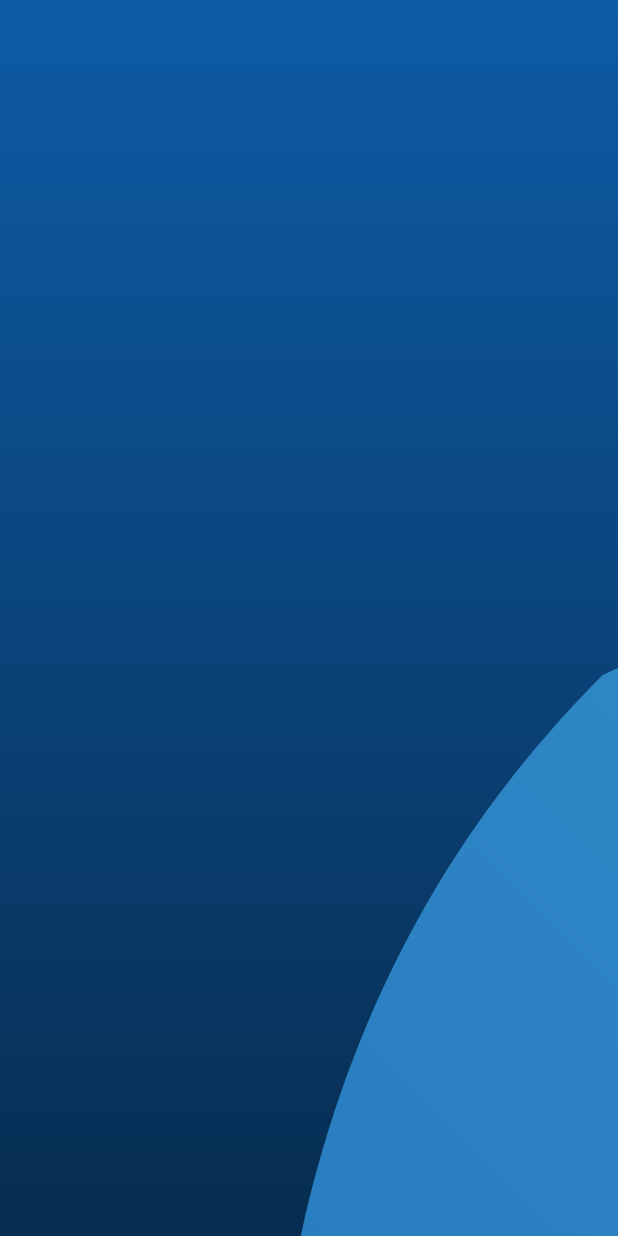
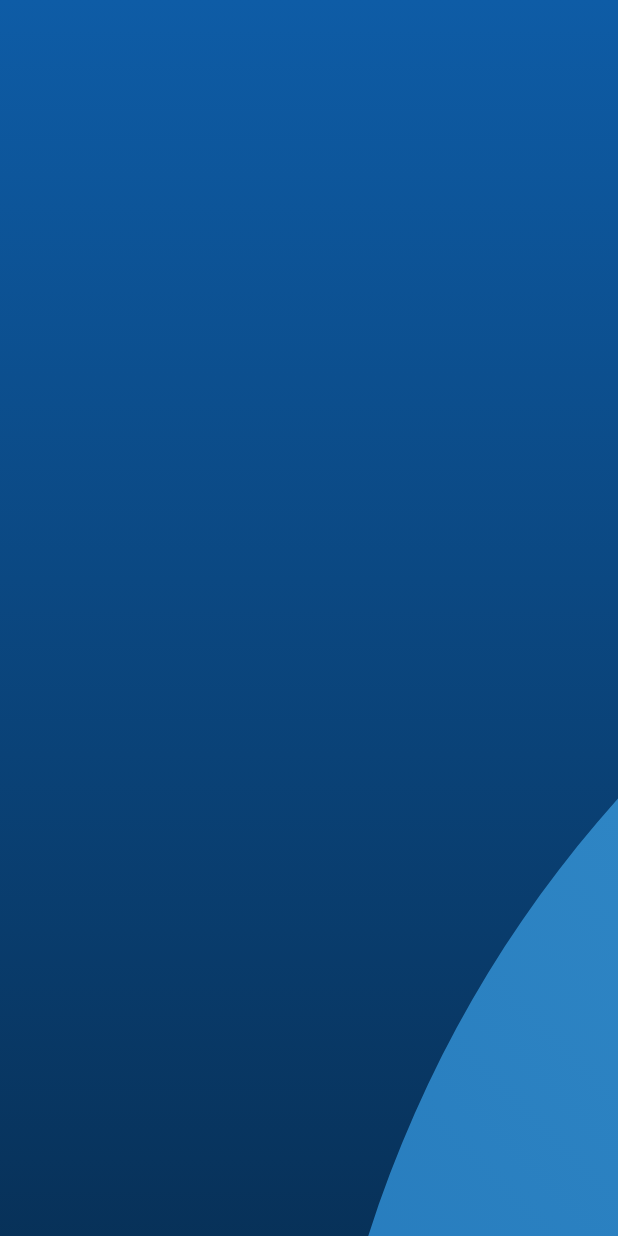
Before and after one commit to MiladAhmadiRepo/CustomPaintAndAnimation, a Flutter app: the first screen one second after launch, on a phone screen of 412 x 824 dp. Run offline on Flutter 3.47's test engine with Material 2 defaults, Android fonts, the phone set to English and light mode, and no system bars.

Commit message:
complete circular animations

```diff
--- a/lib/MyBookings.dart
+++ b/lib/MyBookings.dart
@@ -1,5 +1,5 @@
 import 'package:custom_paint_and_animation/stack_staggered_animation/CustomShape.dart';
-import 'package:custom_paint_and_animation/stack_staggered_animation/paints.dart';
+import 'package:custom_paint_and_animation/stack_staggered_animation/PaintsPage.dart';
 import 'package:flutter/material.dart';
 
 class MyBookings extends StatefulWidget {
--- a/lib/StaggerAnimation/StaggerAnimation.dart
+++ b/lib/StaggerAnimation/StaggerAnimation.dart
@@ -1,5 +1,5 @@
 import 'package:custom_paint_and_animation/stack_staggered_animation/CustomShape.dart';
-import 'package:custom_paint_and_animation/stack_staggered_animation/paints.dart';
+import 'package:custom_paint_and_animation/stack_staggered_animation/PaintsPage.dart';
 import 'package:flutter/material.dart';
 
 class StaggerAnimation extends StatelessWidget {
--- a/lib/main.dart
+++ b/lib/main.dart
@@ -2,7 +2,7 @@ import 'package:custom_paint_and_animation/MyBookings.dart';
 import 'package:custom_paint_and_animation/stack_staggered_animation/CustomShape.dart';
 import 'package:custom_paint_and_animation/MyScaleAnimation.dart';
 import 'package:custom_paint_and_animation/StaggerAnimation/StaggerOriginal.dart';
-import 'package:custom_paint_and_animation/stack_staggered_animation/HomePageAnimator.dart';
+import 'package:custom_paint_and_animation/stack_staggered_animation/BasePageAnimatorController.dart';
 import 'package:flutter/material.dart';
 
 import 'StaggerAnimation/StaggerDemo.dart';
@@ -24,7 +24,7 @@ class MyApp extends StatelessWidget {
       ),
       // home:   StaggerDemoOriginal(),
       // home:   StaggerDemo(),
-      home:   HomePageAnimator(),
+      home:   BasePageAnimatorController(),
     );
   }
 }
--- a/lib/stack_staggered_animation/AnimationsPrepared.dart
+++ b/lib/stack_staggered_animation/AnimationsPrepared.dart
@@ -1,63 +1,87 @@
 import 'package:flutter/material.dart';
 
 class AnimationsPrepared {
-  AnimationsPrepared(this.controller)
-      : customShape1 = Tween<double>(begin: 0, end: 5000).animate(
+  AnimationsPrepared(this.controller,this.screenSize)
+      //------------------------------------------------------------------------------------------------
+      :customShape1 = Tween<double>(begin: 0, end: screenSize.height*4).animate(
           CurvedAnimation(
             parent: controller,
-            curve: Interval(0, 0.20/*, curve: Curves.easeIn*/),
+            curve: const Interval(0, 0.20 , curve: Curves.decelerate),
           ),
         ),
-        customShape2 = Tween<double>(begin: 0, end: 5000).animate(
+        customShape2 = Tween<double>(begin: 0, end: screenSize.height*4).animate(
           CurvedAnimation(
             parent: controller,
-            curve: Interval(0.05, 0.25,),
+            curve: const Interval(0.05, 0.25, curve: Curves.decelerate),
           ),
         ),
-        circleOpacity = Tween<double>(begin: 0, end: 1).animate(
+        //------------------------------------------------------------------------------------------------
+        circleFirstOpacity = Tween<double>(begin: 0, end: 1).animate(
           CurvedAnimation(
             parent: controller,
-            curve: Interval(0.6, 0.65, curve: Curves.easeIn),
+            curve: const Interval(0.25, 0.45, curve: Curves.decelerate),
           ),
         ),
-        circleOpacity2 = Tween<double>(begin: 0, end: 1).animate(
+        circleFirstOpacity2 = Tween<double>(begin: 1, end: 0).animate(
           CurvedAnimation(
             parent: controller,
-            curve: Interval(0.65, 0.8),
+            curve: const Interval(0.45, 0.65, curve: Curves.decelerate),
           ),
         ),
-        circleScale = Tween<double>(begin: 0, end: 1).animate(
+        circleFirstScale = Tween<double>(begin: screenSize.width*0.20, end: screenSize.width*0.60).animate(
           CurvedAnimation(
             parent: controller,
-            curve: Interval(0.65, 0.8),
+            curve: const Interval(0.25, 0.65, curve: Curves.decelerate),
           ),
         ),
-        circleScale2 = Tween<double>(begin: 0, end: 1).animate(
+        //------------------------------------------------------------------------------------------------
+        circleSecondOpacity = Tween<double>(begin: 0, end: 1).animate(
           CurvedAnimation(
             parent: controller,
-            curve: Interval(0.65, 0.8),
+            curve: const Interval(0.45, 0.55, curve: Curves.decelerate),
           ),
         ),
-        iconScale = Tween<double>(begin: 0, end: 1).animate(
+        circleSecondOpacity2 = Tween<double>(begin: 1, end: 0.0).animate(
           CurvedAnimation(
             parent: controller,
-            curve: Interval(0.65, 0.8),
+            curve: const Interval(0.55, 0.75, curve: Curves.decelerate),
           ),
         ),
+        circleSecondScale = Tween<double>(begin: screenSize.width*0.20, end: screenSize.width*0.60).animate(
+          CurvedAnimation(
+            parent: controller,
+            curve: const Interval(0.45, 0.75, curve: Curves.decelerate),
+          ),
+        ),
+        //------------------------------------------------------------------------------------------------
         iconOpacity = Tween<double>(begin: 0, end: 1).animate(
           CurvedAnimation(
             parent: controller,
-            curve: Interval(0.65, 0.8),
+            curve: const Interval(0.65, 0.80, curve: Curves.decelerate),
+          ),
+        ),
+        iconScale = Tween<double>(begin: screenSize.width*0.5, end: screenSize.width*0.65).animate(
+          CurvedAnimation(
+            parent: controller,
+            curve: const Interval(0.65, 0.80, curve: Curves.decelerate),
           ),
         );
+
+  //------------------------------------------------------------------------------------------------
 
   final AnimationController controller;
   final Animation<double> customShape1;
   final Animation<double> customShape2;
-  final Animation<double> circleOpacity;
-  final Animation<double> circleOpacity2;
+  final Animation<double> circleFirstOpacity;
+  final Animation<double> circleFirstOpacity2;
+  final Animation<double> circleSecondOpacity;
+
+  final Animation<double> circleSecondOpacity2;
   final Animation<double> iconOpacity;
-  final Animation<double> circleScale;
-  final Animation<double> circleScale2;
+  final Animation<double> circleFirstScale;
+  final Animation<double> circleSecondScale;
   final Animation<double> iconScale;
+
+  final Size screenSize;
+
 }
--- a/lib/stack_staggered_animation/HomePageAnimator.dart
+++ b/lib/stack_staggered_animation/BasePageAnimatorController.dart
@@ -1,12 +1,12 @@
-import 'package:custom_paint_and_animation/stack_staggered_animation/home_page.dart';
+import 'package:custom_paint_and_animation/stack_staggered_animation/DrawPage.dart';
 import 'package:flutter/material.dart';
 
-class HomePageAnimator extends StatefulWidget {
+class BasePageAnimatorController extends StatefulWidget {
   @override
-  _HomePageAnimatorState createState() => _HomePageAnimatorState();
+  _BasePageAnimatorControllerState createState() => _BasePageAnimatorControllerState();
 }
 
-class _HomePageAnimatorState extends State<HomePageAnimator>
+class _BasePageAnimatorControllerState extends State<BasePageAnimatorController>
     with SingleTickerProviderStateMixin {
   late AnimationController _controller;
 
@@ -28,8 +28,11 @@ class _HomePageAnimatorState extends State<HomePageAnimator>
 
   @override
   Widget build(BuildContext context) {
-    return HomePage(
+    final size = MediaQuery.of(context).size;
+
+    return DrawPage(
       controller: _controller,
+      screenSize: size,
     );
   }
 }
--- a/lib/stack_staggered_animation/CircleShape.dart
+++ b/lib/stack_staggered_animation/CircleShape.dart
@@ -3,18 +3,23 @@ import 'package:flutter/material.dart';
 class CircleShape extends StatelessWidget {
   final double radius;
   final double opacity;
-  const CircleShape({required  this.radius,required  this.opacity,Key? key,}) : super(key: key);
+  final double opacity2;
+  final Color circleColor;
+
+  const CircleShape({required  this.radius,required  this.opacity,required  this.opacity2
+    ,Key? key,}) :circleColor=/* Colors.lightBlueAccent*/
+  const Color(0xff50caf4),super(key: key);
 
   @override
   Widget build(BuildContext context) {
     return Opacity(
-      opacity: opacity,
+      opacity: opacity<1?opacity:opacity2,
       child: Container(
         width: radius,
         height: radius,
-        decoration: const BoxDecoration(
+        decoration: BoxDecoration(
             shape: BoxShape.circle,
-            color: Colors.white24
+            color: circleColor.withAlpha(50)
         ),
       ),
     );
--- /dev/null
+++ b/lib/stack_staggered_animation/DrawPage.dart
@@ -0,0 +1,91 @@
+import 'package:custom_paint_and_animation/stack_staggered_animation/CircleShape.dart';
+import 'package:custom_paint_and_animation/stack_staggered_animation/CustomShape.dart';
+import 'package:custom_paint_and_animation/stack_staggered_animation/IconShape.dart';
+import 'package:custom_paint_and_animation/stack_staggered_animation/PaintsPage.dart';
+import 'package:custom_paint_and_animation/stack_staggered_animation/AnimationsPrepared.dart';
+import 'package:flutter/material.dart';
+
+class DrawPage extends StatelessWidget {
+  DrawPage({
+    required AnimationController controller,
+    required this.screenSize,
+    Key? key,
+  })  : animation = AnimationsPrepared(controller,screenSize),
+        super(key: key);
+  final AnimationsPrepared animation;
+  final Size screenSize;
+  //Color color = const Color(0xff151419);
+  //------------------------------------------------------------------------------------------------
+
+  @override
+  Widget build(BuildContext context) {
+    return Scaffold(
+      backgroundColor: /*color*/ Colors.white,
+      body: AnimatedBuilder(
+        animation: animation.controller,
+        builder: (context, child) => _buildAnimation(context, child),
+      ),
+    );
+  }
+
+  //------------------------------------------------------------------------------------------------
+
+  Widget _buildAnimation(BuildContext context, Widget? child) {
+    double deviceWidth = MediaQuery.of(context).size.width;
+    double deviceHeight = MediaQuery.of(context).size.height;
+    return SizedBox(
+      width: deviceWidth,
+      height: deviceHeight,
+      child: Stack(
+        alignment: Alignment.center,
+        clipBehavior: Clip.none,
+        children: <Widget>[
+          shapeOneDraw(Size(animation.customShape1.value, animation.customShape1.value)),
+          shapeSecondDraw(Size(animation.customShape2.value, animation.customShape2.value)),
+          shapeCircleDraw(animation.circleFirstScale.value, animation.circleFirstOpacity.value,
+              animation.circleFirstOpacity2.value),
+          shapeCircleDraw(animation.circleSecondScale.value, animation.circleSecondOpacity.value,
+              animation.circleSecondOpacity2.value),
+          shapeIconDraw(animation.iconScale.value, animation.iconOpacity.value),
+        ],
+      ),
+    );
+  }
+
+  //------------------------------------------------------------------------------------------------
+  Widget shapeOneDraw(Size sizeInstance) {
+    return Positioned(
+      left: 0,
+      top: 0,
+      child: CustomPaint(
+        size: sizeInstance,
+        painter: CustomShape(getPaint1(sizeInstance)),
+      ),
+    );
+  }
+
+  Widget shapeSecondDraw(Size sizeInstance) {
+    return Positioned(
+      left: 0,
+      top: 0,
+      child: CustomPaint(
+        size: sizeInstance,
+        painter: CustomShape(getPaint2(sizeInstance)),
+      ),
+    );
+  }
+
+  Widget shapeCircleDraw(double radius, double opacity, double opacity2) {
+    return Positioned(
+      child: CircleShape(radius: radius, opacity: opacity, opacity2: opacity2),
+    );
+  }
+
+  Widget shapeIconDraw(double radius, double opacity) {
+    return Positioned(
+      child: IconShape(radius: radius, opacity: opacity),
+    );
+  }
+//------------------------------------------------------------------------------------------------
+
+}
--- /dev/null
+++ b/lib/stack_staggered_animation/IconShape.dart
@@ -0,0 +1,30 @@
+import 'package:flutter/material.dart';
+
+class IconShape extends StatelessWidget {
+  final double radius;
+  final double opacity;
+
+  const IconShape({required  this.radius,required  this.opacity
+    ,Key? key,}) : super(key: key);
+
+  @override
+  Widget build(BuildContext context) {
+    return Opacity(
+      opacity: opacity,
+      child: Image.asset(
+        "assets/images/logo.png",
+        fit: BoxFit.contain,
+        width: radius,
+        height: radius,
+      ),
+      // child: Container(
+      //   width: radius,
+      //   height: radius,
+      //   decoration: const BoxDecoration(
+      //       shape: BoxShape.circle,
+      //       color: Colors.white54
+      //   ),
+      // ),
+    );
+  }
+}
--- a/lib/stack_staggered_animation/home_page.dart
+++ /dev/null
@@ -1,110 +0,0 @@
-import 'package:custom_paint_and_animation/stack_staggered_animation/CustomShape.dart';
-import 'package:custom_paint_and_animation/stack_staggered_animation/paints.dart';
-import 'package:custom_paint_and_animation/stack_staggered_animation/AnimationsPrepared.dart';
-import 'package:flutter/material.dart';
-
-class HomePage extends StatelessWidget {
-  HomePage({
-    Key? key,
-    required AnimationController controller,
-  })  : animation = AnimationsPrepared(controller),
-        super(key: key);
-  final AnimationsPrepared animation;
-
-  @override
-  Widget build(BuildContext context) {
-    final size = MediaQuery.of(context).size;
-    return Scaffold(
-      body: AnimatedBuilder(
-        animation: animation.controller,
-        builder: (context, child) => _buildAnimation(context, child, size),
-      ),
-    );
-  }
-
-  Widget _buildAnimation(BuildContext context, Widget? child, Size size) {
-    double deviceWidth = MediaQuery.of(context).size.width;
-    double deviceHeight = MediaQuery.of(context).size.height;
-    return SizedBox(
-      width: deviceWidth,
-      height: deviceHeight,
-      child: Stack(
-        overflow: Overflow.visible,
-        children: <Widget>[
-          firstDraw(Size(animation.customShape1.value,animation.customShape1.value)),
-          secondDraw(Size(animation.customShape2.value,animation.customShape2.value)),
-          // circle(
-          //   size,
-          //   animation.avaterSize.value,
-          // ),
-        ],
-      ),
-    );
-  }
-
-  // Container topBar(double height) {
-  //   return Container(
-  //     height: height,
-  //     width: double.infinity,
-  //     color: Colors.blue,
-  //   );
-  // }
-
-  Widget firstDraw(Size sizeInstance) {
-    return  Positioned(
-      left: 0,
-      top: 0,
-      child: CustomPaint(
-        size: sizeInstance,
-        painter: CustomShape(getPaint1(sizeInstance)),
-      ),
-    );
-  }
-  Widget secondDraw(Size sizeInstance) {
-    return  Positioned(
-      left: 0,
-      top: 0,
-      child: CustomPaint(
-        size: sizeInstance,
-        painter: CustomShape(getPaint2(sizeInstance)),
-      ),
-    );
-  }
-
-  Positioned circle(Size size, double animationValue) {
-    return Positioned(
-      top: 100,
-      left: size.width / 2 - 50,
-      child: Transform(
-        alignment: Alignment.center,
-        transform: Matrix4.diagonal3Values(
-          animationValue,
-          animationValue,
-          1.0,
-        ),
-        child: Container(
-          height: 100,
-          width: 100,
-          decoration: BoxDecoration(
-            borderRadius: BorderRadius.circular(100),
-            color: Colors.red.shade700,
-          ),
-        ),
-      ),
-    );
-  }
-
-  Align placeholderBox(double height, double width, Alignment alignment) {
-    return Align(
-      alignment: alignment,
-      child: Container(
-        height: height,
-        width: width,
-        decoration: BoxDecoration(
-          borderRadius: BorderRadius.circular(5),
-          color: Colors.grey.shade300,
-        ),
-      ),
-    );
-  }
-}
--- a/pubspec.yaml
+++ b/pubspec.yaml
@@ -61,6 +61,8 @@ flutter:
   # assets:
   #   - images/a_dot_burr.jpeg
   #   - images/a_dot_ham.jpeg
+  assets:
+    - assets/images/
 
   # An image asset can refer to one or more resolution-specific "variants", see
   # https://flutter.dev/assets-and-images/#resolution-aware.
```
Also changed, not shown: assets/images/logo.png (added), lib/stack_staggered_animation/PaintsPage.dart (renamed from lib/stack_staggered_animation/paints.dart).
